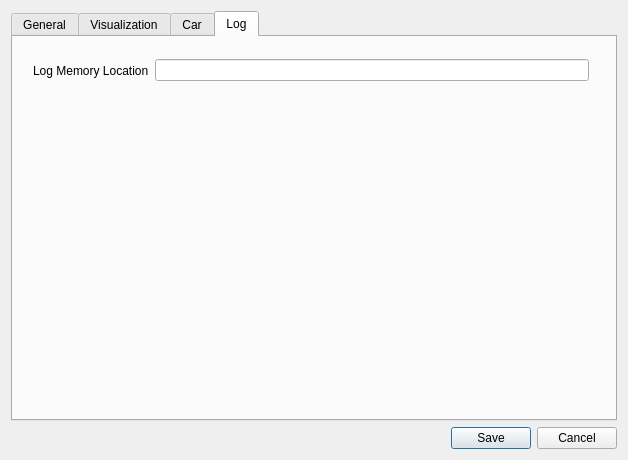
Above: src/dialog_preferences.ui from melegiul/adtf-remote before the change. Below: the same form after it.
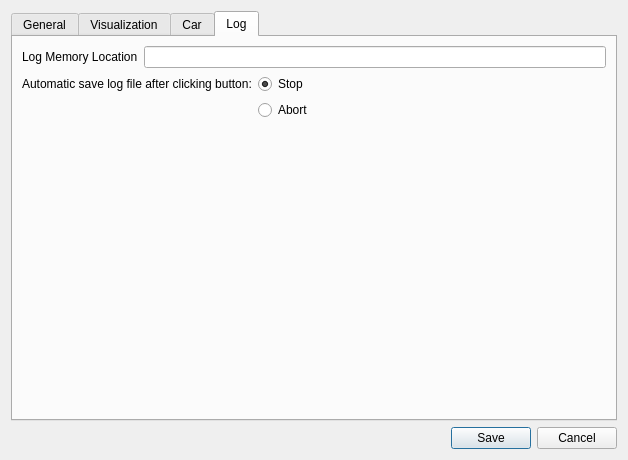
That is the form after the change. Icons and pictures are not drawn.

Commit message: writing live log to json file complete, added options button for save point in preferences dialog

What changed in the file:
```diff
--- a/src/dialog_preferences.ui
+++ b/src/dialog_preferences.ui
@@ -20,6 +20,12 @@
   <layout class="QVBoxLayout" name="verticalLayout">
    <item>
     <widget class="QTabWidget" name="tabWidget">
+     <property name="sizePolicy">
+      <sizepolicy hsizetype="Expanding" vsizetype="Preferred">
+       <horstretch>0</horstretch>
+       <verstretch>0</verstretch>
+      </sizepolicy>
+     </property>
      <property name="currentIndex">
       <number>3</number>
      </property>
@@ -453,18 +459,17 @@
       <attribute name="title">
        <string>Log</string>
       </attribute>
-      <widget class="QWidget" name="">
-       <property name="geometry">
-        <rect>
-         <x>20</x>
-         <y>20</y>
-         <width>556</width>
-         <height>27</height>
-        </rect>
-       </property>
+      <layout class="QFormLayout" name="formLayout_6">
+       <item row="0" column="0" colspan="2">
        <layout class="QHBoxLayout" name="horizontalLayout_2">
         <item>
          <widget class="QLabel" name="logPathLabel">
+           <property name="sizePolicy">
+            <sizepolicy hsizetype="Preferred" vsizetype="Fixed">
+             <horstretch>0</horstretch>
+             <verstretch>0</verstretch>
+            </sizepolicy>
+           </property>
           <property name="text">
            <string>Log Memory Location</string>
           </property>
@@ -487,7 +492,36 @@
          </widget>
         </item>
        </layout>
-      </widget>
+       </item>
+       <item row="1" column="0">
+        <layout class="QVBoxLayout" name="verticalLayout_5">
+         <item>
+          <widget class="QLabel" name="label_2">
+           <property name="text">
+            <string>Automatic save log file after clicking button:</string>
+           </property>
+          </widget>
+         </item>
+        </layout>
+       </item>
+       <item row="1" column="1">
+        <widget class="QRadioButton" name="radioButton_2">
+         <property name="text">
+          <string>Stop</string>
+         </property>
+         <property name="checked">
+          <bool>true</bool>
+         </property>
+        </widget>
+       </item>
+       <item row="2" column="1">
+        <widget class="QRadioButton" name="radioButton">
+         <property name="text">
+          <string>Abort</string>
+         </property>
+        </widget>
+       </item>
+      </layout>
      </widget>
     </widget>
    </item>
```
Lines whose indentation alone changed are shown as unchanged. The commit also changes 2 other files.
